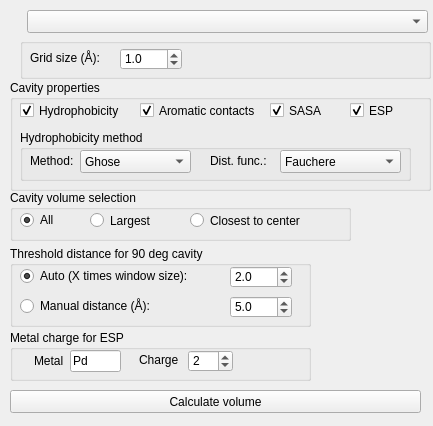
This is pymol_plugin/cavecav_widget.ui in VicenteMartiCentelles/CageCavityCalc as Qt 5 draws it before an edit. The edited form follows.
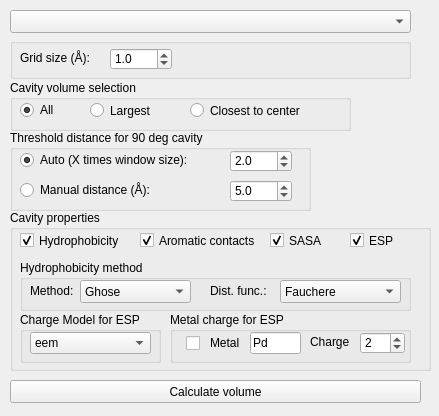
This is the edited form.

Commit message: added method ESP charges, improved metal selction in the GUI

What changed in the file:
```diff
--- a/pymol_plugin/cavecav_widget.ui
+++ b/pymol_plugin/cavecav_widget.ui
@@ -6,8 +6,8 @@
    <rect>
     <x>0</x>
     <y>0</y>
-    <width>433</width>
-    <height>426</height>
+    <width>439</width>
+    <height>416</height>
    </rect>
   </property>
   <property name="windowTitle">
@@ -17,7 +17,7 @@
    <property name="geometry">
     <rect>
      <x>10</x>
-     <y>390</y>
+     <y>380</y>
      <width>411</width>
      <height>23</height>
     </rect>
@@ -29,7 +29,7 @@
   <widget class="QComboBox" name="selection_name">
    <property name="geometry">
     <rect>
-     <x>27</x>
+     <x>10</x>
      <y>10</y>
      <width>401</width>
      <height>23</height>
@@ -40,7 +40,7 @@
    <property name="geometry">
     <rect>
      <x>10</x>
-     <y>246</y>
+     <y>130</y>
      <width>301</width>
      <height>81</height>
     </rect>
@@ -126,7 +126,7 @@
    <property name="geometry">
     <rect>
      <x>10</x>
-     <y>190</y>
+     <y>80</y>
      <width>341</width>
      <height>51</height>
     </rect>
@@ -190,9 +190,9 @@
    <property name="geometry">
     <rect>
      <x>10</x>
-     <y>80</y>
+     <y>210</y>
      <width>421</width>
-     <height>111</height>
+     <height>161</height>
     </rect>
    </property>
    <property name="title">
@@ -354,13 +354,175 @@
      </property>
     </widget>
    </widget>
+   <widget class="QGroupBox" name="groupBox_6">
+    <property name="geometry">
+     <rect>
+      <x>160</x>
+      <y>102</y>
+      <width>241</width>
+      <height>51</height>
+     </rect>
+    </property>
+    <property name="title">
+     <string>Metal charge for ESP</string>
+    </property>
+    <widget class="QSpinBox" name="metal_charge_text">
+     <property name="geometry">
+      <rect>
+       <x>190</x>
+       <y>20</y>
+       <width>45</width>
+       <height>22</height>
+      </rect>
+     </property>
+     <property name="minimum">
+      <number>-99</number>
+     </property>
+     <property name="value">
+      <number>2</number>
+     </property>
+    </widget>
+    <widget class="QLabel" name="label">
+     <property name="geometry">
+      <rect>
+       <x>40</x>
+       <y>23</y>
+       <width>31</width>
+       <height>16</height>
+      </rect>
+     </property>
+     <property name="text">
+      <string>Metal</string>
+     </property>
+    </widget>
+    <widget class="QLabel" name="label_5">
+     <property name="geometry">
+      <rect>
+       <x>140</x>
+       <y>22</y>
+       <width>41</width>
+       <height>16</height>
+      </rect>
+     </property>
+     <property name="text">
+      <string>Charge</string>
+     </property>
+    </widget>
+    <widget class="QLineEdit" name="metal_name_text">
+     <property name="geometry">
+      <rect>
+       <x>80</x>
+       <y>20</y>
+       <width>51</width>
+       <height>22</height>
+      </rect>
+     </property>
+     <property name="text">
+      <string>Pd</string>
+     </property>
+    </widget>
+    <widget class="QCheckBox" name="metalESPcheckBox">
+     <property name="enabled">
+      <bool>true</bool>
+     </property>
+     <property name="geometry">
+      <rect>
+       <x>16</x>
+       <y>21</y>
+       <width>81</width>
+       <height>20</height>
+      </rect>
+     </property>
+     <property name="text">
+      <string/>
+     </property>
+    </widget>
+   </widget>
+   <widget class="QGroupBox" name="groupBox_7">
+    <property name="geometry">
+     <rect>
+      <x>10</x>
+      <y>102</y>
+      <width>141</width>
+      <height>51</height>
+     </rect>
+    </property>
+    <property name="title">
+     <string>Charge Model for ESP</string>
+    </property>
+    <widget class="QComboBox" name="chargeModelComboBox">
+     <property name="geometry">
+      <rect>
+       <x>10</x>
+       <y>20</y>
+       <width>121</width>
+       <height>22</height>
+      </rect>
+     </property>
+     <item>
+      <property name="text">
+       <string>eem</string>
+      </property>
+     </item>
+     <item>
+      <property name="text">
+       <string>mmff94</string>
+      </property>
+     </item>
+     <item>
+      <property name="text">
+       <string>gasteiger</string>
+      </property>
+     </item>
+     <item>
+      <property name="text">
+       <string>qeq</string>
+      </property>
+     </item>
+     <item>
+      <property name="text">
+       <string>qtpie</string>
+      </property>
+     </item>
+     <item>
+      <property name="text">
+       <string>eem2015ha</string>
+      </property>
+     </item>
+     <item>
+      <property name="text">
+       <string>eem2015hm</string>
+      </property>
+     </item>
+     <item>
+      <property name="text">
+       <string>eem2015hn</string>
+      </property>
+     </item>
+     <item>
+      <property name="text">
+       <string>eem2015ba</string>
+      </property>
+     </item>
+     <item>
+      <property name="text">
+       <string>eem2015bm</string>
+      </property>
+     </item>
+     <item>
+      <property name="text">
+       <string>eem2015bn</string>
+      </property>
+     </item>
+    </widget>
+   </widget>
   </widget>
   <widget class="QGroupBox" name="groupBox_5">
    <property name="geometry">
     <rect>
-     <x>20</x>
+     <x>10</x>
      <y>38</y>
-     <width>411</width>
+     <width>401</width>
      <height>41</height>
     </rect>
    </property>
@@ -403,74 +565,6 @@
     </property>
    </widget>
   </widget>
-  <widget class="QGroupBox" name="groupBox_6">
-   <property name="geometry">
-    <rect>
-     <x>10</x>
-     <y>330</y>
-     <width>301</width>
-     <height>51</height>
-    </rect>
-   </property>
-   <property name="title">
-    <string>Metal charge for ESP</string>
-   </property>
-   <widget class="QSpinBox" name="metal_charge_text">
-    <property name="geometry">
-     <rect>
-      <x>178</x>
-      <y>20</y>
-      <width>45</width>
-      <height>22</height>
-     </rect>
-    </property>
-    <property name="minimum">
-     <number>-99</number>
-    </property>
-    <property name="value">
-     <number>2</number>
-    </property>
-   </widget>
-   <widget class="QLabel" name="label">
-    <property name="geometry">
-     <rect>
-      <x>24</x>
-      <y>23</y>
-      <width>31</width>
-      <height>16</height>
-     </rect>
-    </property>
-    <property name="text">
-     <string>Metal</string>
-    </property>
-   </widget>
-   <widget class="QLabel" name="label_5">
-    <property name="geometry">
-     <rect>
-      <x>129</x>
-      <y>22</y>
-      <width>41</width>
-      <height>16</height>
-     </rect>
-    </property>
-    <property name="text">
-     <string>Charge</string>
-    </property>
-   </widget>
-   <widget class="QLineEdit" name="metal_name_text">
-    <property name="geometry">
-     <rect>
-      <x>60</x>
-      <y>20</y>
-      <width>51</width>
-      <height>22</height>
-     </rect>
-    </property>
-    <property name="text">
-     <string>Pd</string>
-    </property>
-   </widget>
-  </widget>
  </widget>
  <resources/>
  <connections/>
```
The commit also changes 3 other files.
